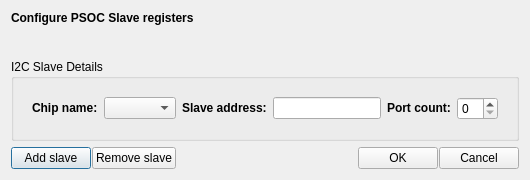
qualcomm/qcom-test-automation-controller, file src/applications/tac-configuration-editor/PSOCI2CDialog.ui: the form before one commit.
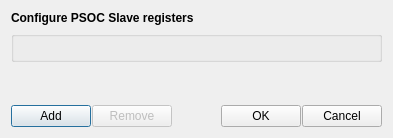
The form after the commit. Icons and pictures are not drawn.

Commit message:
PSOC I2C editor: dynamic multi-slave dialog
Replace the static, Qt-Designer-only I2C dialog with a data-driven editor
that reads/writes _PSOCPlatformConfiguration directly. Slave rows are now
built dynamically (addSlaveRow) so a device can declare 1-3 I2C slaves
(kMinI2CSlaves/kMaxI2CSlaves), with duplicate-address validation before
the dialog can be accepted, backed by the PSOCI2CSlave model added in the
previous commit.

Patch:
```diff
--- a/src/applications/tac-configuration-editor/PSOCI2CDialog.ui
+++ b/src/applications/tac-configuration-editor/PSOCI2CDialog.ui
@@ -6,104 +6,112 @@
    <rect>
     <x>0</x>
     <y>0</y>
-    <width>502</width>
-    <height>180</height>
+    <width>393</width>
+    <height>138</height>
    </rect>
   </property>
+  <property name="sizePolicy">
+   <sizepolicy hsizetype="Minimum" vsizetype="Minimum">
+    <horstretch>0</horstretch>
+    <verstretch>0</verstretch>
+   </sizepolicy>
+  </property>
   <property name="windowTitle">
    <string>Configure I2C Slave...</string>
   </property>
   <layout class="QGridLayout" name="gridLayout">
+   <item row="2" column="0">
+    <layout class="QHBoxLayout" name="_btnLayout">
+     <property name="spacing">
+      <number>1</number>
+     </property>
+     <item>
+      <widget class="QPushButton" name="_addSlaveBtn">
+       <property name="toolTip">
+        <string>Adds a new slave entry</string>
+       </property>
+       <property name="text">
+        <string>Add</string>
+       </property>
+       <property name="icon">
+        <iconset theme="QIcon::ThemeIcon::ListAdd"/>
+       </property>
+      </widget>
+     </item>
+     <item>
+      <widget class="QPushButton" name="_removeSlaveBtn">
+       <property name="enabled">
+        <bool>false</bool>
+       </property>
+       <property name="toolTip">
+        <string>Removes the last added slave</string>
+       </property>
+       <property name="text">
+        <string>Remove</string>
+       </property>
+       <property name="icon">
+        <iconset theme="QIcon::ThemeIcon::ListRemove"/>
+       </property>
+      </widget>
+     </item>
+     <item>
+      <spacer name="horizontalSpacer">
+       <property name="orientation">
+        <enum>Qt::Orientation::Horizontal</enum>
+       </property>
+       <property name="sizeHint" stdset="0">
+        <size>
+         <width>40</width>
+         <height>10</height>
+        </size>
+       </property>
+      </spacer>
+     </item>
+     <item>
+      <widget class="QPushButton" name="_okBtn">
+       <property name="text">
+        <string>OK</string>
+       </property>
+       <attribute name="buttonGroup">
+        <string notr="true">_dialogBtnGroup</string>
+       </attribute>
+      </widget>
+     </item>
+     <item>
+      <widget class="QPushButton" name="_cancelBtn">
+       <property name="text">
+        <string>Cancel</string>
+       </property>
+       <attribute name="buttonGroup">
+        <string notr="true">_dialogBtnGroup</string>
+       </attribute>
+      </widget>
+     </item>
+    </layout>
+   </item>
    <item row="0" column="0">
     <layout class="QGridLayout" name="_contentGridLayout">
      <item row="4" column="0">
       <widget class="QGroupBox" name="_slaveGroupBox">
        <property name="title">
-        <string>I2C Slave Details</string>
+        <string/>
        </property>
        <layout class="QVBoxLayout" name="verticalLayout">
-        <item>
-         <widget class="QWidget" name="_slaveWidget" native="true">
-          <layout class="QHBoxLayout" name="_chipHLayout1">
-           <item>
-            <widget class="QLabel" name="_chipNameLabel">
-             <property name="text">
-              <string>&lt;html&gt;&lt;head/&gt;&lt;body&gt;&lt;p&gt;&lt;span style=&quot; font-weight:700;&quot;&gt;Chip name:&lt;/span&gt;&lt;/p&gt;&lt;/body&gt;&lt;/html&gt;</string>
-             </property>
-            </widget>
-           </item>
-           <item>
-            <widget class="QComboBox" name="_chipComboBox"/>
-           </item>
-           <item>
-            <spacer name="_hspacer3">
-             <property name="orientation">
-              <enum>Qt::Orientation::Horizontal</enum>
-             </property>
-             <property name="sizeHint" stdset="0">
-              <size>
-               <width>40</width>
-               <height>20</height>
-              </size>
-             </property>
-            </spacer>
-           </item>
-           <item>
-            <widget class="QLabel" name="_slaveAddrLabel">
-             <property name="text">
-              <string>&lt;html&gt;&lt;head/&gt;&lt;body&gt;&lt;p&gt;&lt;span style=&quot; font-weight:700;&quot;&gt;Slave address:&lt;/span&gt;&lt;/p&gt;&lt;/body&gt;&lt;/html&gt;</string>
-             </property>
-            </widget>
-           </item>
-           <item>
-            <widget class="QLineEdit" name="_slaveAddrLineEdit">
-             <property name="sizePolicy">
-              <sizepolicy hsizetype="Minimum" vsizetype="Fixed">
-               <horstretch>0</horstretch>
-               <verstretch>0</verstretch>
-              </sizepolicy>
-             </property>
-            </widget>
-           </item>
-           <item>
-            <spacer name="_hspacer2">
-             <property name="orientation">
-              <enum>Qt::Orientation::Horizontal</enum>
-             </property>
-             <property name="sizeHint" stdset="0">
-              <size>
-               <width>40</width>
-               <height>20</height>
-              </size>
-             </property>
-            </spacer>
-           </item>
-           <item>
-            <widget class="QLabel" name="_portCountLabel">
-             <property name="text">
-              <string>&lt;html&gt;&lt;head/&gt;&lt;body&gt;&lt;p&gt;&lt;span style=&quot; font-weight:700;&quot;&gt;Port count:&lt;/span&gt;&lt;/p&gt;&lt;/body&gt;&lt;/html&gt;</string>
-             </property>
-            </widget>
-           </item>
-           <item>
-            <widget class="QSpinBox" name="_portCountSpinBox"/>
-           </item>
-           <item>
-            <spacer name="_hspacer1">
-             <property name="orientation">
-              <enum>Qt::Orientation::Horizontal</enum>
-             </property>
-             <property name="sizeHint" stdset="0">
-              <size>
-               <width>40</width>
-               <height>20</height>
-              </size>
-             </property>
-            </spacer>
-           </item>
-          </layout>
-         </widget>
-        </item>
+        <property name="spacing">
+         <number>0</number>
+        </property>
+        <property name="leftMargin">
+         <number>1</number>
+        </property>
+        <property name="topMargin">
+         <number>0</number>
+        </property>
+        <property name="rightMargin">
+         <number>1</number>
+        </property>
+        <property name="bottomMargin">
+         <number>0</number>
+        </property>
        </layout>
       </widget>
      </item>
@@ -115,11 +123,14 @@
        <item>
         <widget class="QLabel" name="_titleNote">
          <property name="sizePolicy">
-          <sizepolicy hsizetype="Preferred" vsizetype="Minimum">
+          <sizepolicy hsizetype="Minimum" vsizetype="Minimum">
            <horstretch>0</horstretch>
            <verstretch>0</verstretch>
           </sizepolicy>
          </property>
+         <property name="lineWidth">
+          <number>0</number>
+         </property>
          <property name="text">
           <string>&lt;html&gt;&lt;head/&gt;&lt;body&gt;&lt;p&gt;&lt;span style=&quot; font-weight:700;&quot;&gt;Configure PSOC Slave registers&lt;/span&gt;&lt;/p&gt;&lt;/body&gt;&lt;/html&gt;</string>
          </property>
@@ -133,58 +144,17 @@
     </layout>
    </item>
    <item row="1" column="0">
-    <layout class="QHBoxLayout" name="_btnLayout">
-     <property name="spacing">
-      <number>1</number>
+    <spacer name="_vspacer">
+     <property name="orientation">
+      <enum>Qt::Orientation::Vertical</enum>
      </property>
-     <item>
-      <widget class="QPushButton" name="pushButton">
-       <property name="text">
-        <string>Add slave</string>
-       </property>
-      </widget>
-     </item>
-     <item>
-      <widget class="QPushButton" name="pushButton_2">
-       <property name="text">
-        <string>Remove slave</string>
-       </property>
-      </widget>
-     </item>
-     <item>
-      <spacer name="horizontalSpacer">
-       <property name="orientation">
-        <enum>Qt::Orientation::Horizontal</enum>
-       </property>
-       <property name="sizeHint" stdset="0">
-        <size>
-         <width>40</width>
-         <height>10</height>
-        </size>
-       </property>
-      </spacer>
-     </item>
-     <item>
-      <widget class="QPushButton" name="pushButton_3">
-       <property name="text">
-        <string>OK</string>
-       </property>
-       <attribute name="buttonGroup">
-        <string notr="true">_dialogBtnGroup</string>
-       </attribute>
-      </widget>
-     </item>
-     <item>
-      <widget class="QPushButton" name="pushButton_4">
-       <property name="text">
-        <string>Cancel</string>
-       </property>
-       <attribute name="buttonGroup">
-        <string notr="true">_dialogBtnGroup</string>
-       </attribute>
-      </widget>
-     </item>
-    </layout>
+     <property name="sizeHint" stdset="0">
+      <size>
+       <width>20</width>
+       <height>40</height>
+      </size>
+     </property>
+    </spacer>
    </item>
   </layout>
  </widget>
```
Left out of the diff: 37 changed lines with no effect on the pictures. The commit also changes 5 other files.
